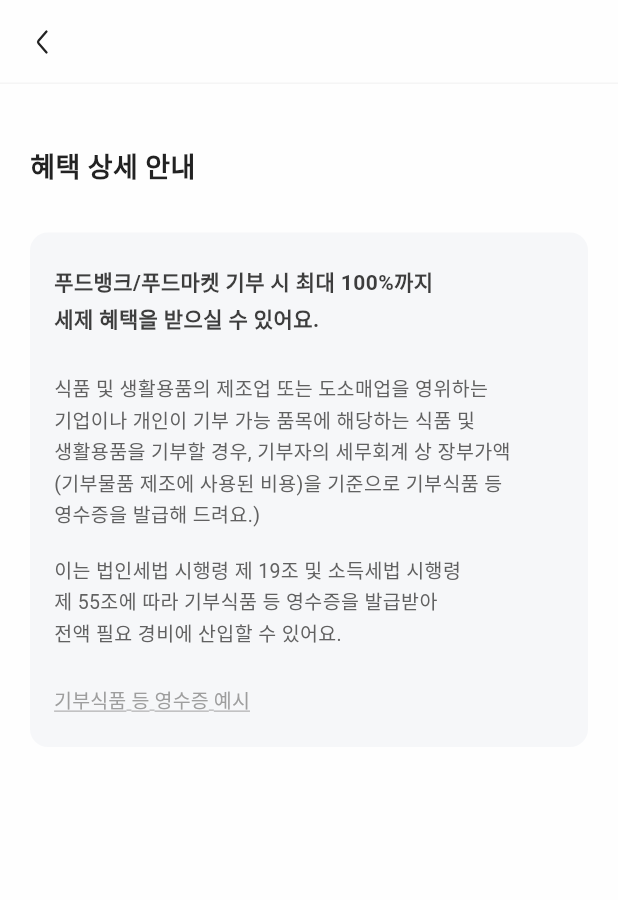
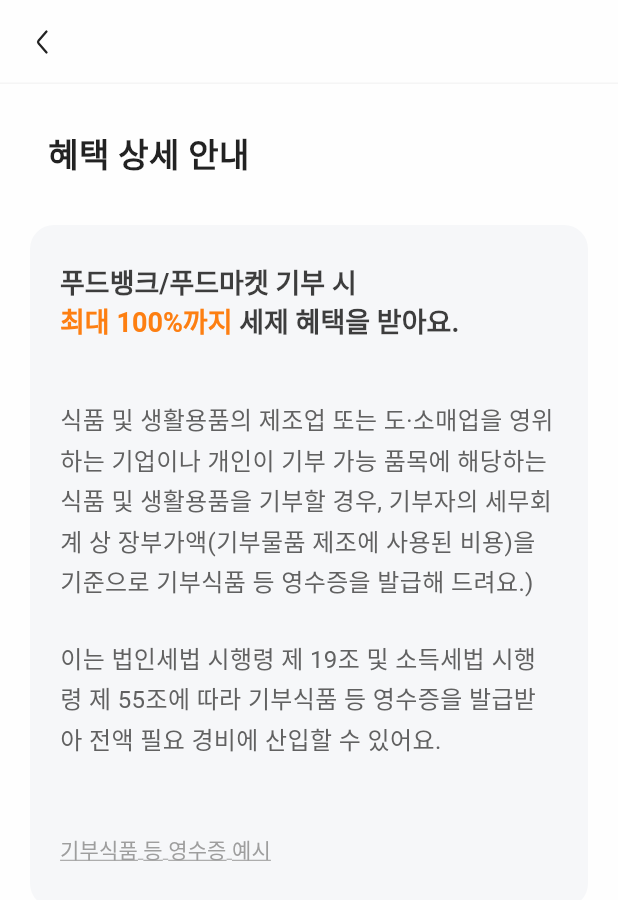
Before and after one commit to team-bbtrain/BabBBu, a Flutter app: the DetailBenefitPage screen opened directly, on a phone screen of 412 x 824 dp. Shown: the top 900 px of the screen. Run offline on Flutter 3.47's test engine with Material 3 defaults, Android fonts, the phone set to English and light mode, and no system bars; our stand-ins replace flutter_svg; Roboto replaces fonts that are missing (Pretendard).

Commit message:
chore: modify font size and space between widgets (feat. designer)

```diff
--- a/lib/ui/screens/guide_page/detail_benefit_page.dart
+++ b/lib/ui/screens/guide_page/detail_benefit_page.dart
@@ -39,56 +39,81 @@ class DetailBenefitPage extends StatelessWidget {
           ),
         ),
       ),
-        body: Padding(
-          padding: EdgeInsets.symmetric(
-            horizontal: 20,
-            vertical: 42,
-          ),
-          child: Column(
+      body: Column(
         crossAxisAlignment: CrossAxisAlignment.start,
         children: [
-              Text(
+          Padding(
+            padding: EdgeInsets.symmetric(
+              horizontal: 32,
+              vertical: 32,
+            ),
+            child: Text(
               '혜택 상세 안내',
               style: GuidePageTextStyle.detailTitleTextStyle,
             ),
-              SizedBox(
-                height: 32,
           ),
-              Container(
+          Padding(
+            padding: const EdgeInsets.symmetric(
+              horizontal: 20,
+            ),
+            child: Container(
               width: double.infinity,
               padding: EdgeInsets.symmetric(
-                  horizontal: 16,
-                  vertical: 20,
+                horizontal: 20,
+                vertical: 26,
               ),
               decoration: BoxDecoration(
                 color: AppColors.secondaryBlue50,
                 borderRadius: BorderRadius.circular(
-                    12,
+                  16,
                 ),
               ),
               child: Column(
                 crossAxisAlignment: CrossAxisAlignment.start,
                 children: [
+                  RichText(
+                    text: TextSpan(
+                      children: [
+                        TextSpan(
+                          text: '푸드뱅크/푸드마켓 기부 시\n',
+                          style: GuidePageTextStyle.detailSubTitleTextStyle,
+                        ),
+                        TextSpan(
+                          text: '\n',
+                          style: TextStyle(
+                            fontSize: 2,
+                          ),
+                        ),
+                        TextSpan(
+                          text: '최대 100%까지 ',
+                          style: GuidePageTextStyle.detailSubTitleTextStyle
+                              .copyWith(
+                            color: AppColors.primaryOrange500,
+                          ),
+                        ),
+                        TextSpan(
+                          text: '세제 혜택을 받아요.',
+                          style: GuidePageTextStyle.detailSubTitleTextStyle,
+                        ),
+                      ],
+                    ),
+                  ),
+                  SizedBox(
+                    height: 40,
+                  ),
                   Text(
-                      '푸드뱅크/푸드마켓 기부 시 최대 100%까지\n세제 혜택을 받으실 수 있어요.',
-                      style: GuidePageTextStyle.questionTextStyle,
+                    '식품 및 생활용품의 제조업 또는 도·소매업을 영위하는 기업이나 개인이 기부 가능 품목에 해당하는 식품 및 생활용품을 기부할 경우, 기부자의 세무회계 상 장부가액(기부물품 제조에 사용된 비용)을 기준으로 기부식품 등 영수증을 발급해 드려요.)',
+                    style: GuidePageTextStyle.detailbodyTextStyle,
                   ),
                   SizedBox(
                     height: 24,
                   ),
                   Text(
-                      '식품 및 생활용품의 제조업 또는 도소매업을 영위하는\n기업이나 개인이 기부 가능 품목에 해당하는 식품 및\n생활용품을 기부할 경우, 기부자의 세무회계 상 장부가액\n(기부물품 제조에 사용된 비용)을 기준으로 기부식품 등\n영수증을 발급해 드려요.)',
+                    '이는 법인세법 시행령 제 19조 및 소득세법 시행령 제 55조에 따라 기부식품 등 영수증을 발급받아 전액 필요 경비에 산입할 수 있어요.',
                     style: GuidePageTextStyle.detailbodyTextStyle,
                   ),
                   SizedBox(
-                      height: 16,
-                    ),
-                    Text(
-                      '이는 법인세법 시행령 제 19조 및 소득세법 시행령\n제 55조에 따라 기부식품 등 영수증을 발급받아\n전액 필요 경비에 산입할 수 있어요.',
-                      style: GuidePageTextStyle.detailbodyTextStyle,
-                    ),
-                    SizedBox(
-                      height: 24,
+                    height: 48,
                   ),
                   TextButton(
                     onPressed: () {},
@@ -118,9 +143,10 @@ class DetailBenefitPage extends StatelessWidget {
                   ),
                 ],
               ),
+            ),
           )
         ],
       ),
-        ));
+    );
   }
 }
--- a/lib/ui/screens/guide_page/guide_page.dart
+++ b/lib/ui/screens/guide_page/guide_page.dart
@@ -95,6 +95,7 @@ class _ServiceGuidePageState extends State<ServiceGuidePage> {
                 ),
               ),
             ),
+
             Image.asset(
               AppAssets.images.serviceGuide,
               fit: BoxFit.cover,
@@ -115,9 +116,11 @@ class _ServiceGuidePageState extends State<ServiceGuidePage> {
         Align(
           alignment: Alignment.centerLeft,
           child: Padding(
-            padding: const EdgeInsets.symmetric(
-              horizontal: 20,
-              vertical: 40,
+            padding: const EdgeInsets.only(
+              right: 20,
+              left: 20,
+              top: 72,
+              bottom: 56,
             ),
             child: Column(
               crossAxisAlignment: CrossAxisAlignment.start,
@@ -127,7 +130,7 @@ class _ServiceGuidePageState extends State<ServiceGuidePage> {
                   style: GuidePageTextStyle.titleTextStyle,
                 ),
                 SizedBox(
-                  height: 32,
+                  height: 40,
                 ),
                 Text(
                   '푸드뱅크는 식품 및 생활용품을 기부받아\n결식아동, 독거노인 등 소외 계층에게\n지원하는 나눔제도에요.',
@@ -141,7 +144,7 @@ class _ServiceGuidePageState extends State<ServiceGuidePage> {
                   style: GuidePageTextStyle.bodyTextStyle,
                 ),
                 SizedBox(
-                  height: 24,
+                  height: 48,
                 ),
                 TextButton(
                   onPressed: () async {
@@ -173,9 +176,10 @@ class _ServiceGuidePageState extends State<ServiceGuidePage> {
         Align(
           alignment: Alignment.centerLeft,
           child: Padding(
-            padding: const EdgeInsets.symmetric(
-              horizontal: 20,
-              vertical: 40,
+            padding: const EdgeInsets.only(
+              left: 20,
+              top: 64,
+              bottom: 128,
             ),
             child: Column(
               crossAxisAlignment: CrossAxisAlignment.start,
@@ -205,7 +209,7 @@ class _ServiceGuidePageState extends State<ServiceGuidePage> {
                   content: '얘도 내용이 있겠쥬?',
                 ),
                 SizedBox(
-                  height: 52,
+                  height: 56,
                 ),
                 _getQuestionBox(
                   context,
@@ -213,7 +217,7 @@ class _ServiceGuidePageState extends State<ServiceGuidePage> {
                   '당연하죠! 작은 단위의 기부물품이 모여\n누군가의 소중한 한 끼 식사가 될 수 있답니다.',
                 ),
                 SizedBox(
-                  height: 52,
+                  height: 56,
                 ),
                 _getQuestionBox(
                   context,
@@ -223,7 +227,7 @@ class _ServiceGuidePageState extends State<ServiceGuidePage> {
                   ScreenName.detailBenefit,
                 ),
                 SizedBox(
-                  height: 52,
+                  height: 56,
                 ),
                 _getQuestionBox(
                   context,
@@ -231,9 +235,6 @@ class _ServiceGuidePageState extends State<ServiceGuidePage> {
                   '어려운 이웃에게 기부 물품을 전달하는 푸드뱅크와\n저소득층이 직접 매장에 방문하여\n기부물품을 구입하는 방식의 푸드마켓이\n전국 곳곳에서 온정을 기다리고 있어요!',
                   '내 근처 기부처 찾아보기',
                   ScreenName.map,
-                ),
-                SizedBox(
-                  height: 68,
                 ),
               ],
             ),
@@ -356,7 +357,7 @@ Widget _getQuestionBox(
         ],
       ),
       SizedBox(
-        height: 16,
+        height: 24,
       ),
       IntrinsicHeight(
         child: Row(
@@ -373,13 +374,13 @@ Widget _getQuestionBox(
               children: [
                 Text(
                   content,
-                  style: GuidePageTextStyle.bodyTextStyle,
+                  style: GuidePageTextStyle.questionAnswerTextStyle,
                 ),
                 if (buttonText != null)
                   Column(
                     children: [
                       SizedBox(
-                        height: 16,
+                        height: 24,
                       ),
                       ElevatedButton(
                         onPressed: () {
--- a/lib/ui/screens/guide_page/guide_page_textstyle.dart
+++ b/lib/ui/screens/guide_page/guide_page_textstyle.dart
@@ -3,35 +3,50 @@ import 'package:BabBBu/ui/theme/fonts.dart';
 import 'package:flutter/material.dart';
 
 class GuidePageTextStyle {
-  static TextStyle titleTextStyle = AppTextStyles.title2Bold.copyWith(
+  // 큰 제목: ex) 기부에 관심이 있어요!
+  static TextStyle titleTextStyle = AppTextStyles.title1Bold.copyWith(
     color: AppColors.text400,
   );
-  static TextStyle bodyTextStyle = AppTextStyles.body2ReadingMedium.copyWith(
+  // 페이지 소개 본문
+  static TextStyle bodyTextStyle = AppTextStyles.body1ReadingMedium.copyWith(
     color: AppColors.text200,
   );
+  // 텍스트 버튼에 들어가는 텍스트
   static TextStyle textButtonTextStyle =
-      AppTextStyles.labelReadingMedium.copyWith(
+      AppTextStyles.body2ReadingMedium.copyWith(
     color: AppColors.text100,
     decoration: TextDecoration.underline,
     decorationColor: AppColors.text100,
   );
-  static TextStyle buttonTextStyle = AppTextStyles.captionNormalMedium.copyWith(
+  // 버튼에 들어가는 텍스트
+  static TextStyle buttonTextStyle = AppTextStyles.labelNormalMedium.copyWith(
     color: AppColors.text300,
   );
-  static TextStyle questionIconTextStyle =
-      AppTextStyles.body2ReadingBold.copyWith(
+  // Q 마크
+  static TextStyle questionIconTextStyle = AppTextStyles.heading2Bold.copyWith(
     color: AppColors.secondaryBlue300,
   );
-  static TextStyle questionTextStyle =
-      AppTextStyles.body2ReadingSemibold.copyWith(
+  // Q 마크 뒤의 질문
+  static TextStyle questionTextStyle = AppTextStyles.heading2Semibold.copyWith(
+    color: AppColors.text400,
+  );
+  // Q 마크 내의 답변
+  static TextStyle questionAnswerTextStyle =
+      AppTextStyles.body1ReadingRegular.copyWith(
+    color: AppColors.text200,
+  );
+  // 기부 상세 혜택 페이지: 제목
+  static TextStyle detailTitleTextStyle = AppTextStyles.title2Semibold.copyWith(
+    color: AppColors.text400,
+  );
+  // 기부 상세 혜택 페이지: 소제목
+  static TextStyle detailSubTitleTextStyle =
+      AppTextStyles.heading2Semibold.copyWith(
     color: AppColors.text300,
   );
-  static TextStyle detailTitleTextStyle =
-      AppTextStyles.heading2Semibold.copyWith(
-    color: AppColors.text400,
-  );
+  // 기부 상세 혜택 페이지: 본문
   static TextStyle detailbodyTextStyle =
-      AppTextStyles.labelReadingRegular.copyWith(
+      AppTextStyles.body1ReadingRegular.copyWith(
     color: AppColors.text200,
   );
 }
--- a/lib/ui/widgets/ui/expansion_toggle.dart
+++ b/lib/ui/widgets/ui/expansion_toggle.dart
@@ -67,7 +67,7 @@ class _AppExpansionTileState extends State<AppExpansionTile> {
                 children: [
                   Text(
                     widget.title,
-                    style: AppTextStyles.body2NormalMedium.copyWith(
+                    style: AppTextStyles.body1NormalMedium.copyWith(
                       color: AppColors.text300,
                     ),
                   ),
```
Lines whose indentation alone changed are shown as unchanged.
